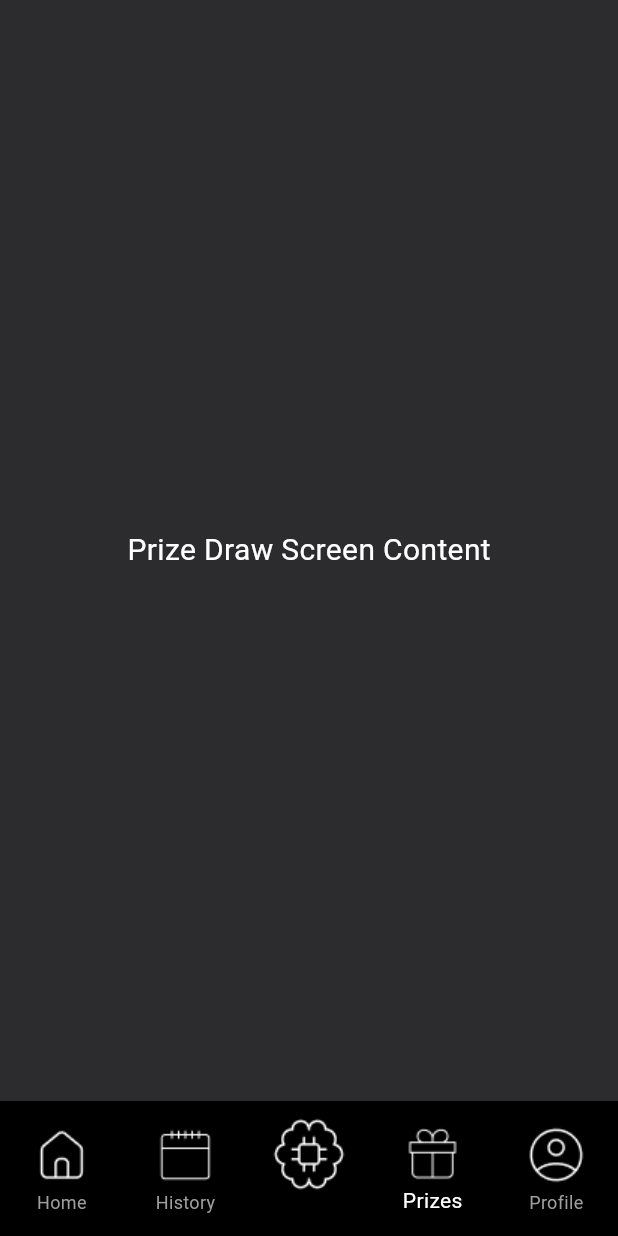
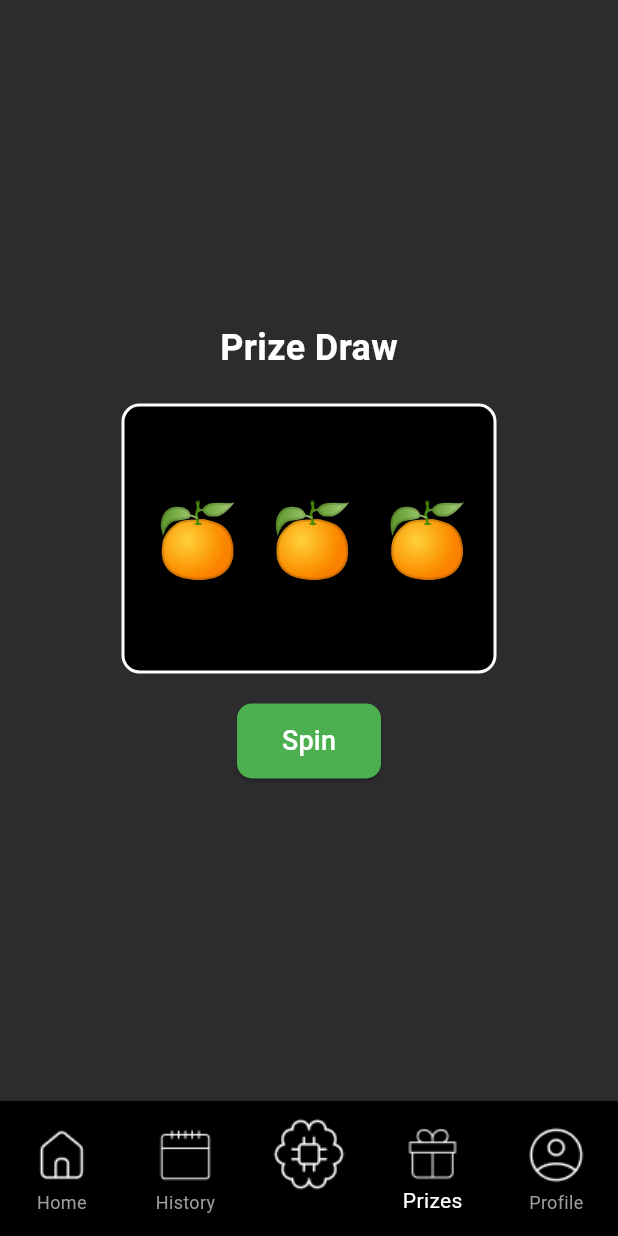
Before and after one commit to petrg01/UNIHACK-TECHNIK, a Flutter app: the screen it shows after launch, item 4 of the bottom bar chosen, on a phone screen of 412 x 824 dp. Run offline on Flutter 3.47's test engine with Material 3 defaults, Android fonts, the phone set to English and light mode, and no system bars; our stand-ins replace fl_chart, smooth_page_indicator.

Commit message:
First version of game added

```diff
--- a/lib/screens/prize_draw_screen.dart
+++ b/lib/screens/prize_draw_screen.dart
@@ -1,14 +1,129 @@
+import 'dart:async';
+import 'dart:math';
 import 'package:flutter/material.dart';
 
-class PrizeDrawScreen extends StatelessWidget {
+class PrizeDrawScreen extends StatefulWidget {
+  @override
+  _PrizeDrawScreenState createState() => _PrizeDrawScreenState();
+}
+
+class _PrizeDrawScreenState extends State<PrizeDrawScreen> {
+  final List<String> symbols = ["🍒", "🍋", "🍊", "🍇", "⭐", "💎"]; // Slot symbols
+  final Random random = Random();
+  bool isSpinning = false;
+
+  // PageControllers for each reel
+  final List<PageController> controllers =
+      List.generate(3, (_) => PageController(initialPage: 50));
+
+  void spinSlots() {
+    if (isSpinning) return; // Prevent multiple presses
+    setState(() {
+      isSpinning = true;
+    });
+
+    int totalSpins = 30; // Number of spin cycles
+    int baseDuration = 100; // Speed of animation
+
+    for (int i = 0; i < controllers.length; i++) {
+      Future.delayed(Duration(milliseconds: i * 600), () { // Staggered stop times
+        int finalPosition = random.nextInt(symbols.length) + 50; // Stop at a random symbol
+
+        Timer.periodic(Duration(milliseconds: baseDuration), (timer) {
+          if (totalSpins > 0) {
+            controllers[i].animateToPage(
+              controllers[i].page!.toInt() + 1,
+              duration: Duration(milliseconds: baseDuration),
+              curve: Curves.easeInOut,
+            );
+          } else {
+            timer.cancel();
+            controllers[i].animateToPage(
+              finalPosition,
+              duration: Duration(milliseconds: 1000), // Slow stop
+              curve: Curves.easeOutCubic,
+            );
+
+            if (i == controllers.length - 1) {
+              setState(() {
+                isSpinning = false; // Enable button after all reels stop
+              });
+            }
+          }
+          totalSpins--;
+        });
+      });
+    }
+  }
+
   @override
   Widget build(BuildContext context) {
-    return Container(
-      color: Color(0xFF2c2c2e),
-      child: Center(
-        child: Text(
-          "Prize Draw Screen Content",
-          style: TextStyle(color: Colors.white, fontSize: 20),
+    return Scaffold(
+      backgroundColor: Color(0xFF2c2c2e),
+      body: Center(
+        child: Column(
+          mainAxisAlignment: MainAxisAlignment.center,
+          children: [
+            Text(
+              "Prize Draw",
+              style: TextStyle(
+                color: Colors.white,
+                fontSize: 24,
+                fontWeight: FontWeight.bold,
+              ),
+            ),
+            SizedBox(height: 20),
+
+            // Slot Machine UI
+            Container(
+              width: 250,
+              height: 180, // Increased height for visibility of neighboring slots
+              decoration: BoxDecoration(
+                color: Colors.black,
+                borderRadius: BorderRadius.circular(12),
+                border: Border.all(color: Colors.white, width: 2),
+              ),
+              child: Row(
+                mainAxisAlignment: MainAxisAlignment.spaceEvenly,
+                children: List.generate(3, (index) {
+                  return SizedBox(
+                    width: 60, // Individual reel width
+                    height: 150, // Reel height
+                    child: PageView.builder(
+                      controller: controllers[index],
+                      scrollDirection: Axis.vertical,
+                      physics: NeverScrollableScrollPhysics(), // Disable manual scrolling
+                      itemBuilder: (context, i) {
+                        return Center(
+                          child: Text(
+                            symbols[i % symbols.length], // Loop through symbols
+                            style: TextStyle(fontSize: 50, color: Colors.white),
+                          ),
+                        );
+                      },
+                    ),
+                  );
+                }),
+              ),
+            ),
+
+            SizedBox(height: 20),
+
+            // Spin Button
+            ElevatedButton(
+              onPressed: isSpinning ? null : spinSlots,
+              style: ElevatedButton.styleFrom(
+                backgroundColor: Colors.green,
+                padding: EdgeInsets.symmetric(horizontal: 30, vertical: 12),
+                shape: RoundedRectangleBorder(
+                    borderRadius: BorderRadius.circular(10)),
+              ),
+              child: Text(
+                isSpinning ? "Spinning..." : "Spin",
+                style: TextStyle(color: Colors.white, fontSize: 18),
+              ),
+            ),
+          ],
         ),
       ),
     );
```
